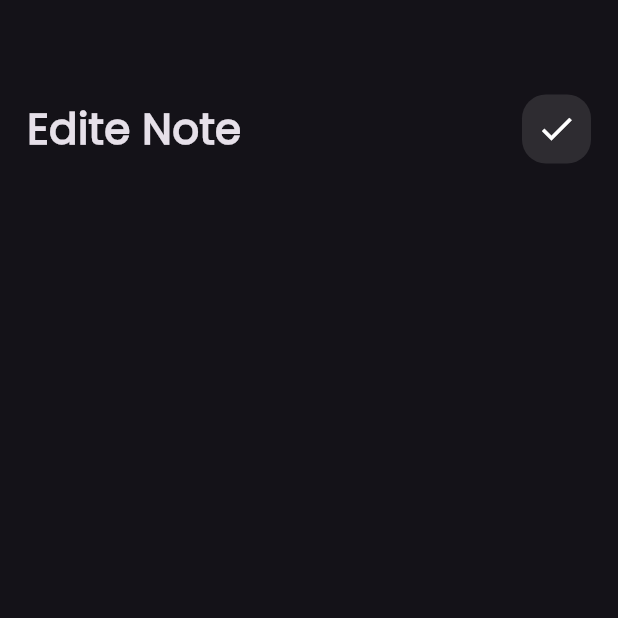
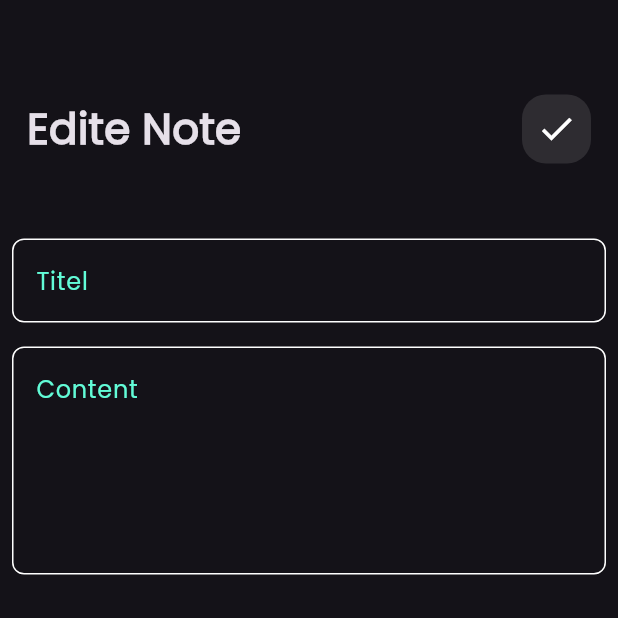
Before and after one commit to youssefemadeldn/notes_app, a Flutter app: the EditeNoteView screen opened directly, on a phone screen of 412 x 824 dp, the top half of it. Run offline on Flutter 3.47's test engine with Material 3 defaults, Android fonts, the phone set to English and light mode, and no system bars.

Commit message:
edite note view ui done

```diff
--- a/lib/widgets/edite_view_body.dart
+++ b/lib/widgets/edite_view_body.dart
@@ -1,5 +1,6 @@
 import 'package:flutter/material.dart';
 import 'package:noteapp/widgets/custom_app_bar.dart';
+import 'package:noteapp/widgets/custom_text_field.dart';
 
 class EditeNoteViewBody extends StatelessWidget {
   const EditeNoteViewBody({super.key});
@@ -17,6 +18,17 @@ class EditeNoteViewBody extends StatelessWidget {
             titel: 'Edite Note',
             icon: Icons.check,
           ),
+          SizedBox(
+            height: 50,
+          ),
+          CustomeTextField(hintText: 'Titel'),
+          SizedBox(
+            height: 16,
+          ),
+          CustomeTextField(
+            hintText: 'Content',
+            maxLines: 5,
+          ),
         ],
       ),
     );
```
